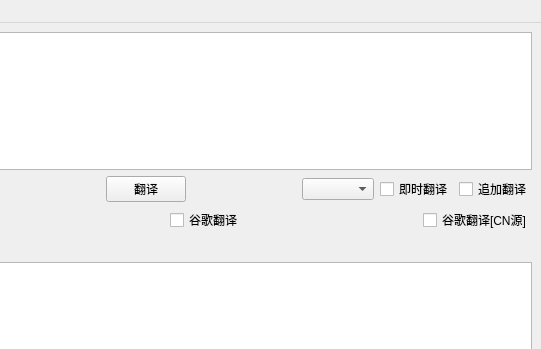
The window that src/ui/translate.ui (KaleW515/fast-translate) describes before a commit, drawn with Qt 5; both pictures show x 92 to 633 and y 0 to 349 of the 633 by 767 pixel window.
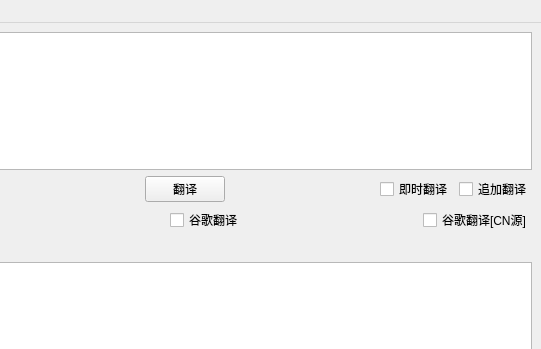
The same window after the commit. Icons and pictures are not drawn.

```diff
--- a/src/ui/translate.ui
+++ b/src/ui/translate.ui
@@ -75,9 +75,6 @@
           </property>
          </spacer>
         </item>
-        <item>
-         <widget class="QComboBox" name="instantTranslateMode"/>
-        </item>
         <item>
          <widget class="QCheckBox" name="translateNowBox">
           <property name="text">
```
